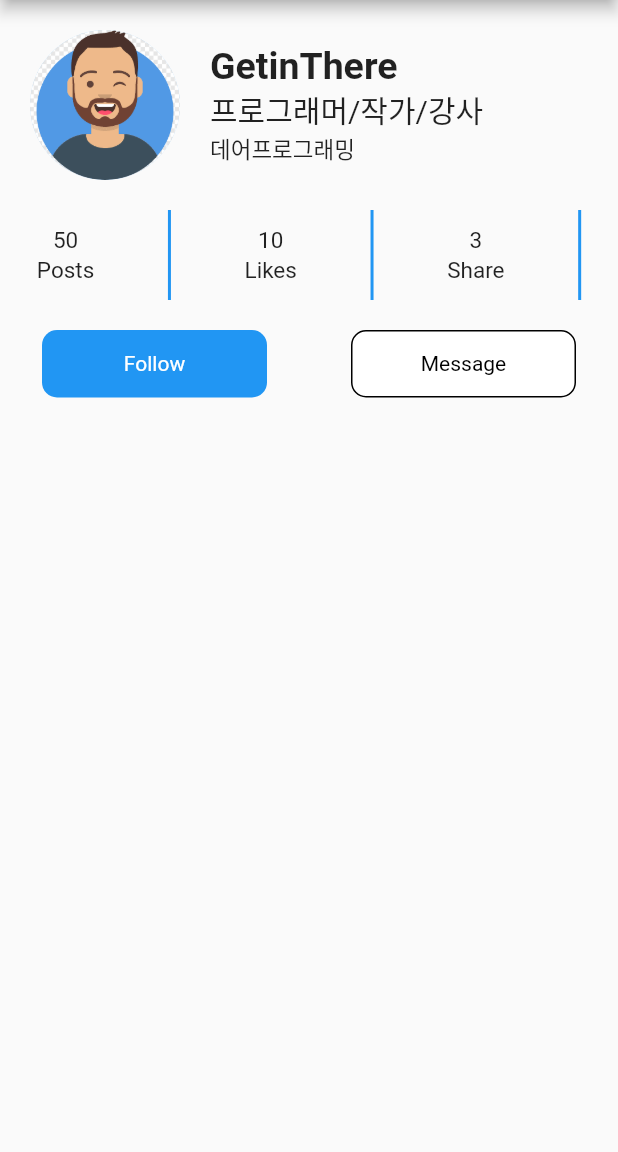
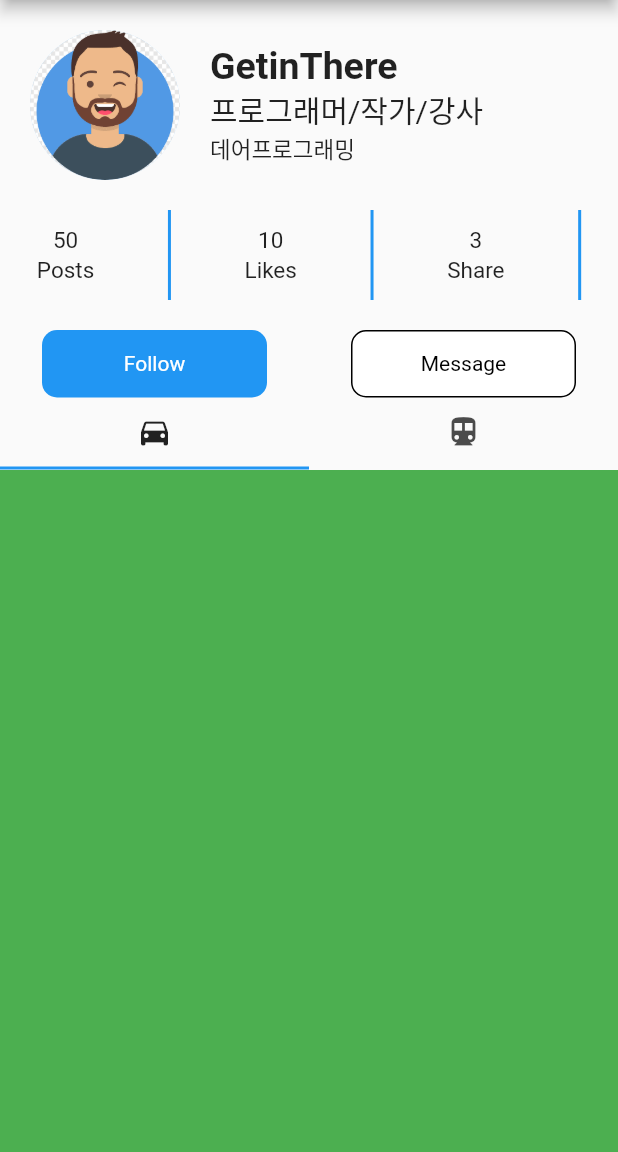
Before and after one commit to KIMINJOONG/flutter_profile, a Flutter app: the screen it shows after launch, on a phone screen of 412 x 824 dp, the part 84-1236 px from its top. Run offline on Flutter 3.47's test engine with Material 2 defaults, Android fonts, the phone set to English and light mode, and no system bars.

Commit message:
tab bar and tab  bar view

```diff
--- a/lib/components/profile_tab.dart
+++ b/lib/components/profile_tab.dart
@@ -6,22 +6,45 @@ class ProfileTab extends StatefulWidget {
   _ProfileTabState createState() => _ProfileTabState();
 }
 
-class _ProfileTabState extends State<ProfileTab> {
+class _ProfileTabState extends State<ProfileTab> with SingleTickerProviderStateMixin {
+
+  TabController? _tabController;
+
+  @override
+  void initState() {
+    // TODO: implement initState
+    super.initState();
+    _tabController = new TabController(length: 2, vsync: this);
+  }
+
   @override
   Widget build(BuildContext context) {
     return Column(
       children: [
         _buildTabBar(),
-        _buildTabBarView()
+        Expanded(child: _buildTabBarView())
       ],
     );
   }
 
   Widget _buildTabBar() {
-    return SizedBox();
+    return TabBar(
+      controller: _tabController,
+      tabs: [
+        Tab(icon: Icon(Icons.directions_car)),
+        Tab(icon: Icon(Icons.directions_transit)),
+
+        ],
+    );
   }
 
   Widget _buildTabBarView() {
-    return SizedBox();
+    return TabBarView(
+        controller: _tabController,
+        children: [
+          Container(color: Colors.green,),
+          Container(color: Colors.red,),
+        ]
+    );
   }
 }
--- a/lib/main.dart
+++ b/lib/main.dart
@@ -37,7 +37,7 @@ class ProfilePage extends StatelessWidget {
           ProfileCountInfo(),
           SizedBox(height: 20),
           ProfileButtons(),
-          ProfileTab(),
+          Expanded(child: ProfileTab()),
         ],
       ),
     );
```
